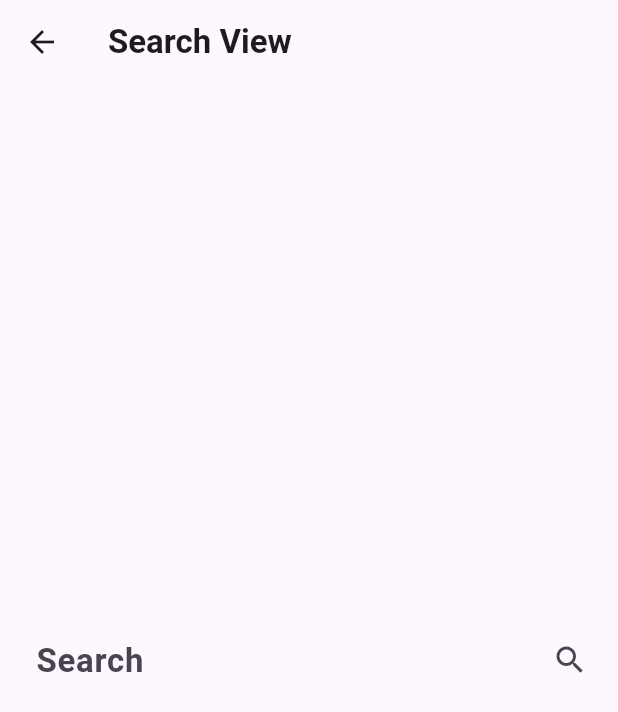
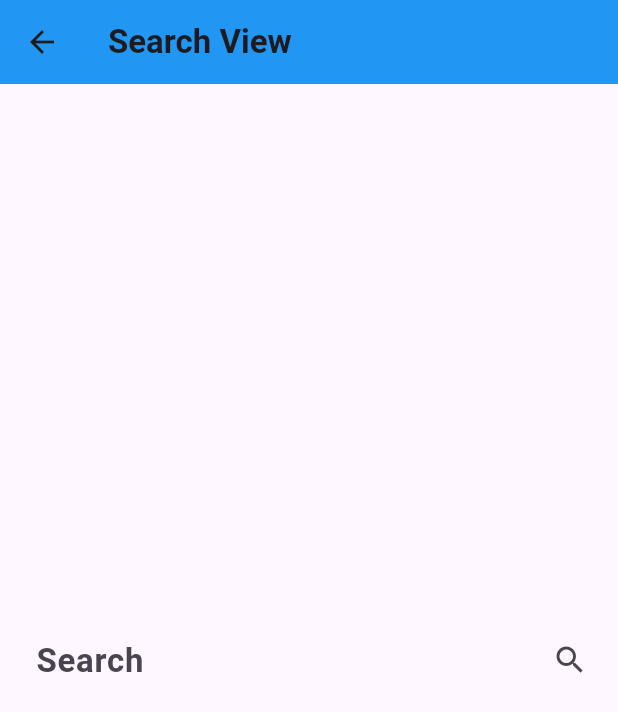
Before and after one commit to OsamaAliLasheen/weather_app, a Flutter app: the screen it shows after launch, after a tap on the "search" icon, on a phone screen of 412 x 824 dp. Shown: the top 712 px of the screen. Run offline on Flutter 3.47's test engine with Material 3 defaults, Android fonts, the phone set to English and light mode, and no system bars; our stand-ins replace dio, flutter_bloc.

Commit message:
Refactor code to use weatherModel from GetWeatherCubit
- Refactored the code to use the weatherModel from GetWeatherCubit instead of passing it as a parameter to WeatherInfoBody widget.
- Added a CustomMaterialApp widget to set the app's theme based on the weather condition.
- Updated the getMaterialColor function to handle more weather conditions.

```diff
--- a/lib/cubits/get_weather_cubit/get_weather_cubit.dart
+++ b/lib/cubits/get_weather_cubit/get_weather_cubit.dart
@@ -6,12 +6,13 @@ import 'package:weather_app/cubits/get_weather_cubit/get_weather_states.dart';
 
 class GetWeatherCubit extends Cubit<WeatherState> {
   GetWeatherCubit() : super(WeatherInitialState());
+  WeatherModel? weatherModel;
 
   void getWeather({required String cityName}) async {
     try {
-      WeatherModel weatherModel =
+      weatherModel =
           await WeatherService(Dio()).getCurrentWeather(cityName: cityName);
-      emit(WeatherLoadedState(weatherModel));
+      emit(WeatherLoadedState(weatherModel!));
     } on Exception catch (e) {
       emit(WeatherFailureState(e.toString()));
     }
--- a/lib/main.dart
+++ b/lib/main.dart
@@ -14,12 +14,94 @@ class WeatherApp extends StatelessWidget {
   Widget build(BuildContext context) {
     return BlocProvider(
       create: (context) => GetWeatherCubit(),
-      child: MaterialApp(
-        theme: ThemeData(
-          primarySwatch: Colors.amber,
-        ),
-        home: const HomeView(),
-      ),
+      child: const CustomMaterialApp(),
     );
   }
 }
+
+class CustomMaterialApp extends StatelessWidget {
+  const CustomMaterialApp({
+    super.key,
+  });
+
+  @override
+  Widget build(BuildContext context) {
+    return MaterialApp(
+      theme: ThemeData(
+          primaryColor: Colors.blueGrey,
+          appBarTheme: AppBarTheme(
+              color: getMaterialColor(
+            BlocProvider.of<GetWeatherCubit>(context)
+                .weatherModel
+                ?.weatherCondition,
+          ))),
+      home: const HomeView(),
+    );
+  }
+}
+
+MaterialColor getMaterialColor(String? condition) {
+  if (condition == null) {
+    return Colors.blue;
+  }
+  switch (condition) {
+    case 'Sunny':
+    case 'Clear':
+      return Colors.yellow;
+    case 'Partly cloudy':
+    case 'Cloudy':
+    case 'Overcast':
+      return Colors.grey;
+    case 'Mist':
+    case 'Fog':
+    case 'Freezing fog':
+      return Colors.blueGrey;
+    case 'Patchy rain possible':
+    case 'Light drizzle':
+    case 'Patchy light drizzle':
+    case 'Patchy light rain':
+    case 'Light rain':
+    case 'Moderate rain':
+    case 'Heavy rain':
+    case 'Light rain shower':
+    case 'Moderate or heavy rain shower':
+    case 'Torrential rain shower':
+      return Colors.blue;
+    case 'Patchy snow possible':
+    case 'Light snow':
+    case 'Patchy light snow':
+    case 'Patchy moderate snow':
+    case 'Moderate snow':
+    case 'Heavy snow':
+    case 'Light snow showers':
+    case 'Moderate or heavy snow showers':
+    case 'Patchy light snow with thunder':
+    case 'Moderate or heavy snow with thunder':
+      return Colors.lightBlue;
+    case 'Patchy sleet possible':
+    case 'Light sleet':
+    case 'Moderate or heavy sleet':
+    case 'Light sleet showers':
+    case 'Moderate or heavy sleet showers':
+      return Colors.blue;
+    case 'Patchy freezing drizzle possible':
+    case 'Freezing drizzle':
+    case 'Light freezing rain':
+    case 'Moderate or heavy freezing rain':
+    case 'Heavy freezing drizzle':
+      return Colors.blueGrey;
+    case 'Thundery outbreaks possible':
+    case 'Patchy light rain with thunder':
+    case 'Moderate or heavy rain with thunder':
+      return Colors.deepPurple;
+
+    case 'Blowing snow':
+    case 'Blizzard':
+    case 'Ice pellets':
+    case 'Light showers of ice pellets':
+    case 'Moderate or heavy showers of ice pellets':
+      return Colors.cyan;
+    default:
+      return Colors.blue;
+  }
+}
--- a/lib/widgets/weather_info_body.dart
+++ b/lib/widgets/weather_info_body.dart
@@ -1,12 +1,14 @@
 import 'package:flutter/material.dart';
+import 'package:flutter_bloc/flutter_bloc.dart';
 import 'package:weather_app/Models/weather_model.dart';
+import 'package:weather_app/cubits/get_weather_cubit/get_weather_cubit.dart';
 
 class WeatherInfoBody extends StatelessWidget {
-  const WeatherInfoBody({super.key, required this.weatherModel});
-  final WeatherModel weatherModel;
-
+  WeatherInfoBody({super.key, required this.weatherModel});
+  WeatherModel weatherModel;
   @override
   Widget build(BuildContext context) {
+    weatherModel = BlocProvider.of<GetWeatherCubit>(context).weatherModel!;
     return Padding(
       padding: const EdgeInsets.symmetric(horizontal: 16),
       child: Column(
```
